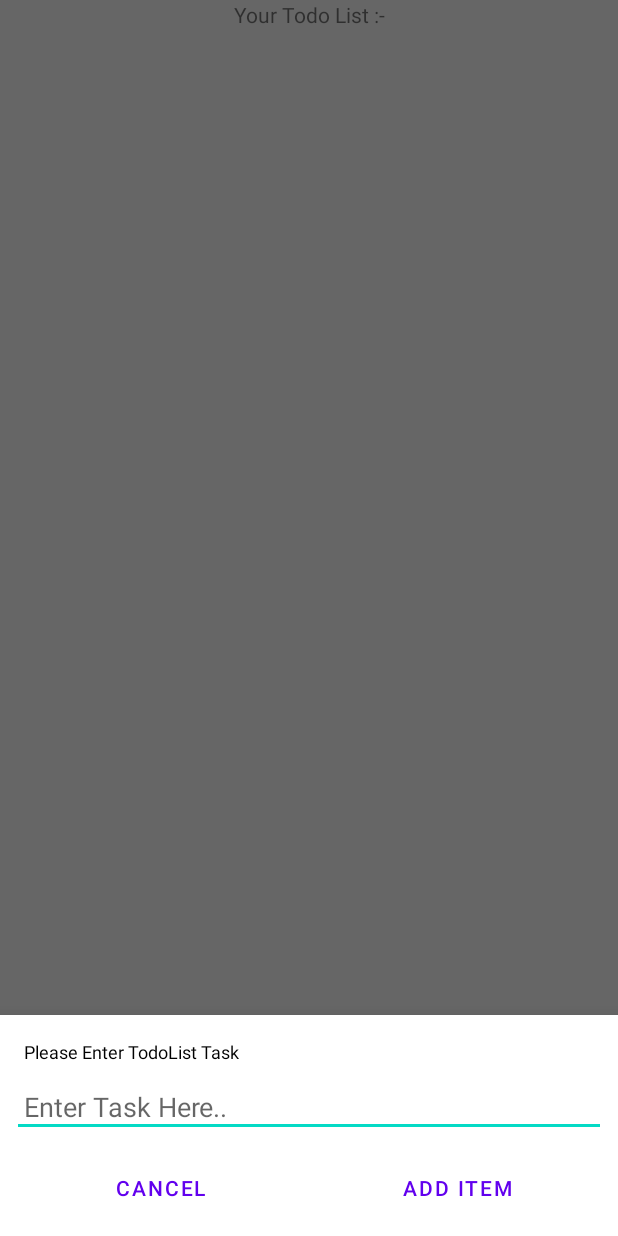
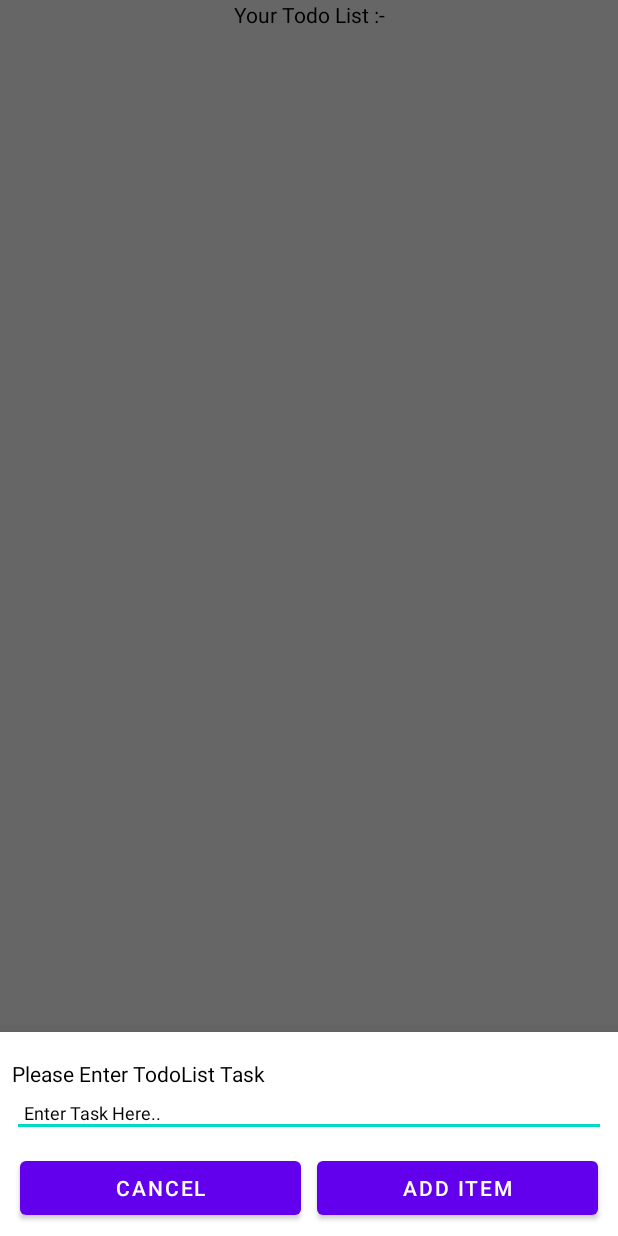
Before and after one commit to Rushabh795/TodoList-App, an Android app: the screen it shows after launch (MainActivity), after a tap on an icon or button, on a phone screen of 412 x 824 dp. Run offline under Robolectric (Android 15) with nearby library versions, the phone set to English and light mode, and no system bars; our stand-ins replace navigation-ui.

Commit message:
-Listview added - Listview data set -Some layout changes

```diff
--- a/app/src/main/java/com/rushabh/todolistapp/MainActivity.java
+++ b/app/src/main/java/com/rushabh/todolistapp/MainActivity.java
@@ -23,6 +23,8 @@ import android.widget.ArrayAdapter;
 import android.widget.Button;
 import android.widget.EditText;
 import android.widget.ListView;
+import android.widget.TextView;
+import android.widget.Toast;
 
 import java.util.ArrayList;
 
@@ -32,6 +34,7 @@ public class MainActivity extends AppCompatActivity {
     private ListView Ltlist;
     ArrayList<String> arrayList;
     ArrayAdapter<String> adapter;
+    private TextView tvListView;
 
 
     @Override
@@ -49,27 +52,47 @@ public class MainActivity extends AppCompatActivity {
 
     public void bindID() {
         fbAdd = (FloatingActionButton) findViewById(R.id.fbAdd);
+        Ltlist = (ListView) findViewById(R.id.Ltlist);
+        tvListView = (TextView) findViewById(R.id.tvListView);
+        arrayList = new ArrayList<String>();
+        adapter = new ArrayAdapter<String>(this, R.layout.raw_data_list,R.id.tvListView, arrayList);
+        Ltlist.setAdapter(adapter);
     }
 
 
     public void addItemDialog() {
-        final BottomSheetDialog bottomSheetDialog = new BottomSheetDialog(this);
-        bottomSheetDialog.setContentView(R.layout.add_item_layout);
-        EditText edEdtTask = (EditText) findViewById(R.id.edEdtTask);
-        Button btCancel = (Button) findViewById(R.id.btCancel);
-        Button btAdd = (Button) findViewById(R.id.btAdd);
-        bottomSheetDialog.show();
+        BottomSheetDialog bottomSheetDialog = new BottomSheetDialog(this);
+        View view = getLayoutInflater().inflate(R.layout.add_item_layout, null);
+        bottomSheetDialog.setContentView(view);
+        EditText edEditTask = (EditText) view.findViewById(R.id.edEdtTask);
+        Button btCancel = (Button) view.findViewById(R.id.btCancel);
+        Button btAdd = (Button) view.findViewById(R.id.btAdd);
+
         btAdd.setOnClickListener(new View.OnClickListener() {
+            @Override
+            public void onClick(View v) {
+                String edItem = edEditTask.getText().toString();
+                if (!edItem.isEmpty()) {
+                    arrayList.add(edItem);
+                    adapter.notifyDataSetChanged();
+                    Toast.makeText(MainActivity.this, "Success", Toast.LENGTH_SHORT).show();
+                    //dismiss dialog once item is added successfully
+                    bottomSheetDialog.dismiss();
+                } else {
+                    Toast.makeText(getApplicationContext(), " Please Select", Toast.LENGTH_SHORT).show();
+
+                }
+
+            }
+        });
+
+        btCancel.setOnClickListener(new View.OnClickListener() {
             @Override
             public void onClick(View view) {
 
+
             }
         });
-        btCancel.setOnClickListener(new View.OnClickListener() {
-            @Override
-            public void onClick(View view) {
-                bottomSheetDialog.cancel();
-            }
-        });
+        bottomSheetDialog.show();
     }
 }
--- a/app/src/main/res/layout/activity_main.xml
+++ b/app/src/main/res/layout/activity_main.xml
@@ -4,6 +4,7 @@
     xmlns:tools="http://schemas.android.com/tools"
     android:layout_width="match_parent"
     android:layout_height="match_parent"
+    android:background="@color/white"
     tools:context=".MainActivity">
 
     <RelativeLayout xmlns:android="http://schemas.android.com/apk/res/android"
@@ -14,6 +15,7 @@
             android:id="@+id/tvList"
             android:layout_width="match_parent"
             android:layout_height="wrap_content"
+            android:textColor="@color/black"
             android:text="Your Todo List :-"
             android:textAlignment="center" />
 
--- a/app/src/main/res/layout/add_item_layout.xml
+++ b/app/src/main/res/layout/add_item_layout.xml
@@ -2,6 +2,7 @@
 <LinearLayout xmlns:android="http://schemas.android.com/apk/res/android"
     android:layout_width="match_parent"
     android:layout_height="match_parent"
+    android:background="@color/white"
     android:orientation="vertical">
 
 
@@ -13,12 +14,13 @@
         android:padding="8dp">
 
         <TextView
+            android:id="@+id/hello"
             android:layout_width="fill_parent"
             android:layout_height="wrap_content"
-            android:layout_margin="8dp"
+            android:layout_marginTop="10dp"
             android:text="Please Enter TodoList Task"
             android:textColor="@color/black"
-            android:textSize="12dp" />
+            android:textSize="14dp" />
 
         <EditText
             android:id="@+id/edEdtTask"
@@ -26,6 +28,9 @@
             android:layout_height="wrap_content"
             android:layout_gravity="center_vertical"
             android:hint="Enter Task Here.."
+            android:textColor="@color/black"
+            android:textSize="12dp"
+            android:textColorHint="@color/black"
             android:padding="8dp" />
 
         <LinearLayout
```
Also changed, not shown: app/src/main/res/layout/fragment_second.xml (deleted, +0 -27 lines), app/src/main/res/layout/raw_data_list.xml (+7 -0 lines).
